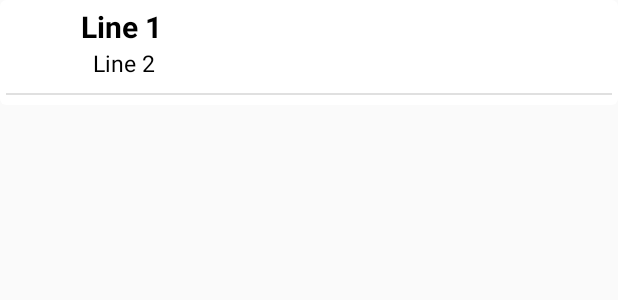
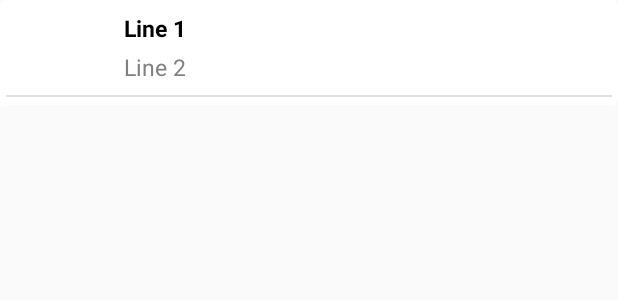
Before and after one commit to mazenkh7/TelegramZ, an Android app: the layout chat_recycler_item.xml on its own in the app's theme, with its tools: preview values and no code run, on a phone screen of 412 x 824 dp. Shown: the top 300 px of the screen. Run offline under Robolectric (Android 15) with nearby library versions, the phone set to English and light mode, and no system bars.

```diff
--- a/app/src/main/java/com/maze/telegramz/ChatsFragment.java
+++ b/app/src/main/java/com/maze/telegramz/ChatsFragment.java
@@ -17,6 +17,7 @@ import java.util.ArrayList;
 
 import static com.maze.telegramz.Telegram.chatList;
 import static com.maze.telegramz.Telegram.chats;
+import static com.maze.telegramz.Telegram.getChatList;
 
 
 /**
@@ -78,7 +79,7 @@ public class ChatsFragment extends Fragment {
     public View onCreateView(LayoutInflater inflater, ViewGroup container,
                              Bundle savedInstanceState) {
         View view = inflater.inflate(R.layout.fragment_chats, container, false);
-
+        getChatList(20);
         ArrayList<ChatRecyclerItem> list = new ArrayList<>();
         java.util.Iterator<Telegram.OrderedChat> iter = chatList.iterator();
         for (int i = 0; i < chatList.size(); i++) {
--- a/app/src/main/java/com/maze/telegramz/ConfirmCodeActivity.java
+++ b/app/src/main/java/com/maze/telegramz/ConfirmCodeActivity.java
@@ -31,7 +31,7 @@ public class ConfirmCodeActivity extends AppCompatActivity {
         switch (mi.getItemId()){
             case R.id.confirm_in_tick:
 //                Toast.makeText(getApplicationContext(),"code is " + verfCodeField.getText().toString() ,Toast.LENGTH_LONG).show();
-//                Telegram.setVerfCode(verfCodeField.getText().toString());
+                Telegram.setVerfCode(verfCodeField.getText().toString());
                 final Intent intent = new Intent(this, ChatsCallsProfileActivity.class);
                 startActivity(intent);
         }
--- a/app/src/main/java/com/maze/telegramz/LoginActivity.java
+++ b/app/src/main/java/com/maze/telegramz/LoginActivity.java
@@ -43,7 +43,8 @@ public class LoginActivity extends AppCompatActivity {
                     String countryCode = ccp.getSelectedCountryCodeWithPlus();
                     String phoneNum = phoneNumField.getText().toString();
 //                    Toast.makeText(getApplicationContext(),countryCode+phoneNum,Toast.LENGTH_SHORT).show();
-//                    Telegram.setPhoneNum(countryCode + phoneNum);
+
+                    Telegram.setPhoneNum(countryCode + phoneNum);
                     final Intent intent = new Intent(this, ConfirmCodeActivity.class);
                     intent.putExtra("phoneToVerify",countryCode+phoneNum);
                     startActivity(intent);
--- a/app/src/main/java/com/maze/telegramz/MainActivity.java
+++ b/app/src/main/java/com/maze/telegramz/MainActivity.java
@@ -3,6 +3,7 @@
 import android.content.Intent;
 import android.os.Bundle;
 import android.support.v7.app.AppCompatActivity;
+import android.util.Log;
 import android.view.View;
 import android.widget.Button;
 
@@ -11,6 +12,9 @@
 public class MainActivity extends AppCompatActivity {
     @Override
     protected void onCreate(Bundle savedInstanceState) {
+        startClient();
+        if(Telegram.haveAuthorization)
+
         setContentView(R.layout.activity_main);
         super.onCreate(savedInstanceState);
         Button startBu = findViewById(R.id.startBu);
@@ -18,7 +22,6 @@
         startBu.setOnClickListener(new View.OnClickListener() {
             @Override
             public void onClick(View v) {
-                startClient();
                 startActivity(intent);
             }
         });
--- a/app/src/main/res/layout/chat_recycler_item.xml
+++ b/app/src/main/res/layout/chat_recycler_item.xml
@@ -13,30 +13,33 @@
 
         <ImageView
             android:id="@+id/user_photo"
-            android:layout_width="50dp"
-            android:layout_height="50dp"
+            android:layout_width="61dp"
+            android:layout_height="match_parent"
             android:padding="2dp" />
 
         <TextView
             android:id="@+id/TextLine1"
             android:layout_width="wrap_content"
-            android:layout_height="wrap_content"
+            android:layout_height="20dp"
             android:layout_alignParentTop="true"
+            android:layout_marginStart="17dp"
+            android:layout_marginTop="4dp"
             android:layout_toEndOf="@+id/user_photo"
             android:text="Line 1"
             android:textColor="@android:color/black"
-            android:textSize="20sp"
+            android:textSize="15sp"
             android:textStyle="bold" />
 
         <TextView
             android:id="@+id/TextLine2"
             android:layout_width="wrap_content"
-            android:layout_height="wrap_content"
+            android:layout_height="20dp"
             android:layout_below="@+id/TextLine1"
-            android:layout_marginStart="8dp"
+            android:layout_marginStart="17dp"
+            android:layout_marginTop="6dp"
             android:layout_toEndOf="@+id/user_photo"
             android:text="Line 2"
-            android:textColor="@android:color/black"
+            android:textColor="@android:color/tertiary_text_light"
             android:textSize="15sp" />
 
         <View
```
Also changed, not shown: app/src/main/java/com/maze/telegramz/Telegram.java (+15 -10 lines), 9 other files.
